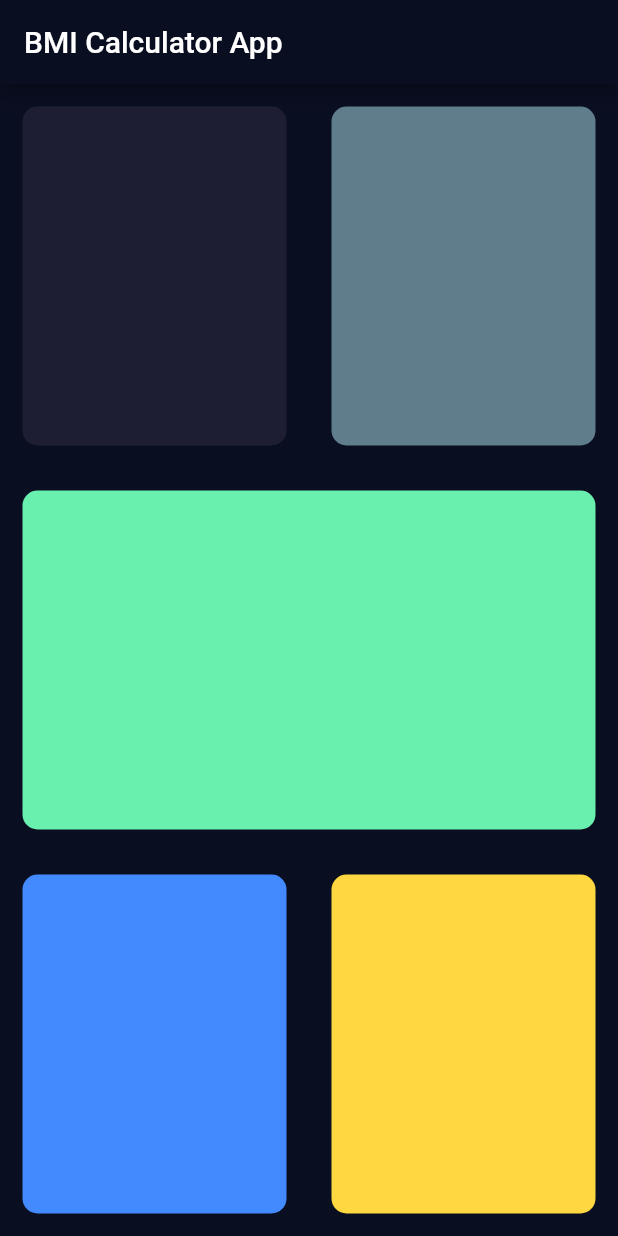
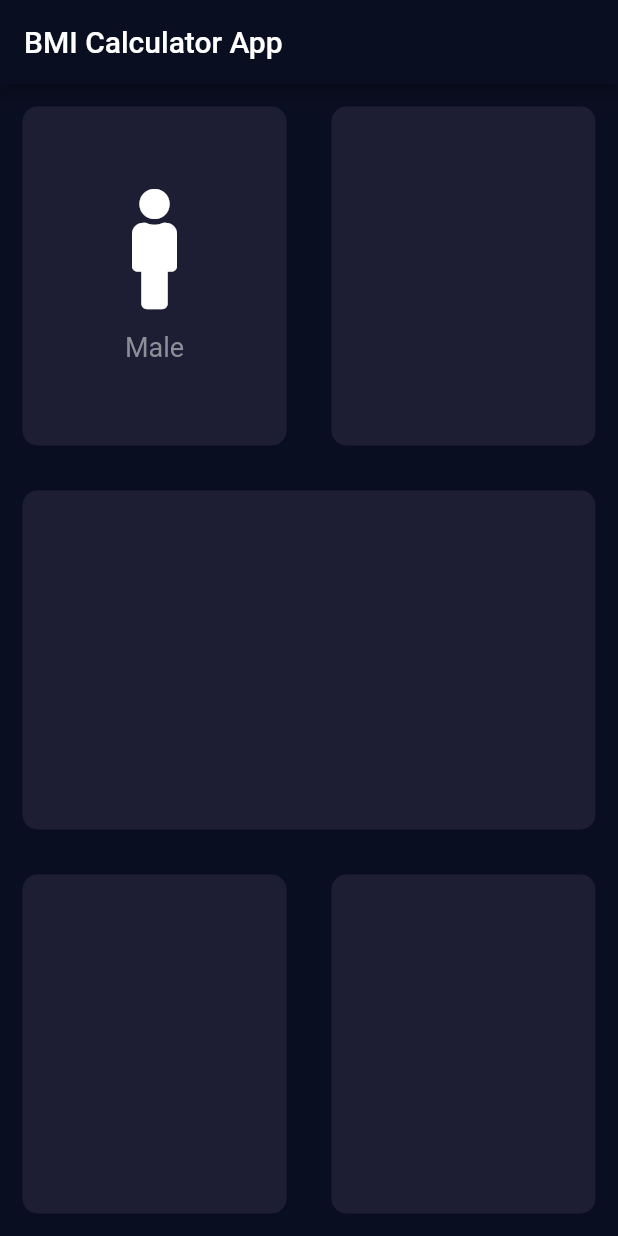
Before and after one commit to malikijazbashir/bmi_calculator, a Flutter app: the screen it shows after launch, on a phone screen of 412 x 824 dp. Run offline on Flutter 3.47's test engine with Material 2 defaults, Android fonts, the phone set to English and light mode, and no system bars; our stand-ins replace font_awesome_flutter.

Commit message:
Use refactor Code in flutter BMI calculator lecture No 57 part 4

```diff
--- a/lib/input_page.dart
+++ b/lib/input_page.dart
@@ -1,6 +1,6 @@
 import 'package:flutter/cupertino.dart';
 import 'package:flutter/material.dart';
-
+import 'package:font_awesome_flutter/font_awesome_flutter.dart';
 class InputPage extends StatefulWidget {
   @override
   _InputPageState createState() => _InputPageState();
@@ -18,16 +18,33 @@ class _InputPageState extends State<InputPage> {
           Expanded(child: Row(
             children: <Widget>[
               Expanded(
-                  child: new RepeatContainerCode(colors: Color(0xFF1D1E33))
+                  child: new RepeatContainerCode(colors: Color(0xFF1D1E33),
+                  cardWidget: Column(
+                    mainAxisAlignment: MainAxisAlignment.center,
+                    children: <Widget>[
+                      Icon(
+                        FontAwesomeIcons.male,
+                        size:80.0,
+                      ),
+                      SizedBox(
+                        height: 15.0,
+                      ),
+                      Text(
+                        'Male',
+                        style: TextStyle(fontSize: 18.0,color: Color(0xFF8D8E98)),
+                      ),
+                    ],
+                  ),
+                  )
               ),
-              Expanded(child: new RepeatContainerCode(colors: Colors.blueGrey,)),
+              Expanded(child: new RepeatContainerCode(colors: Color(0xFF1D1E33),)),
             ],
           )),
-          Expanded(child: new RepeatContainerCode(colors: Colors.greenAccent,)),
+          Expanded(child: new RepeatContainerCode(colors: Color(0xFF1D1E33),)),
           Expanded(child: Row(
             children: <Widget>[
-              Expanded(child: new RepeatContainerCode(colors: Colors.blueAccent,)),
-              Expanded(child: new RepeatContainerCode(colors: Colors.amberAccent,)),
+              Expanded(child: new RepeatContainerCode(colors: Color(0xFF1D1E33),)),
+              Expanded(child: new RepeatContainerCode(colors: Color(0xFF1D1E33),)),
             ],
           )),
         ],
@@ -38,12 +55,14 @@ class _InputPageState extends State<InputPage> {
 }
 
 class RepeatContainerCode extends StatelessWidget {
-  RepeatContainerCode({@required this.colors});
+  RepeatContainerCode({@required this.colors,this.cardWidget});
 final Color colors;
+final cardWidget;
   @override
   Widget build(BuildContext context) {
     return Container(
       margin: EdgeInsets.all(15.0),
+      child: cardWidget,
       decoration: BoxDecoration(
         color:colors,
         borderRadius: BorderRadius.circular(10.0)
--- a/pubspec.yaml
+++ b/pubspec.yaml
@@ -28,6 +28,7 @@ dependencies:
   # The following adds the Cupertino Icons font to your application.
   # Use with the CupertinoIcons class for iOS style icons.
   cupertino_icons: ^1.0.0
+  font_awesome_flutter: ^8.10.0
 
 dev_dependencies:
   flutter_test:
```
Also changed, not shown: pubspec.lock.
